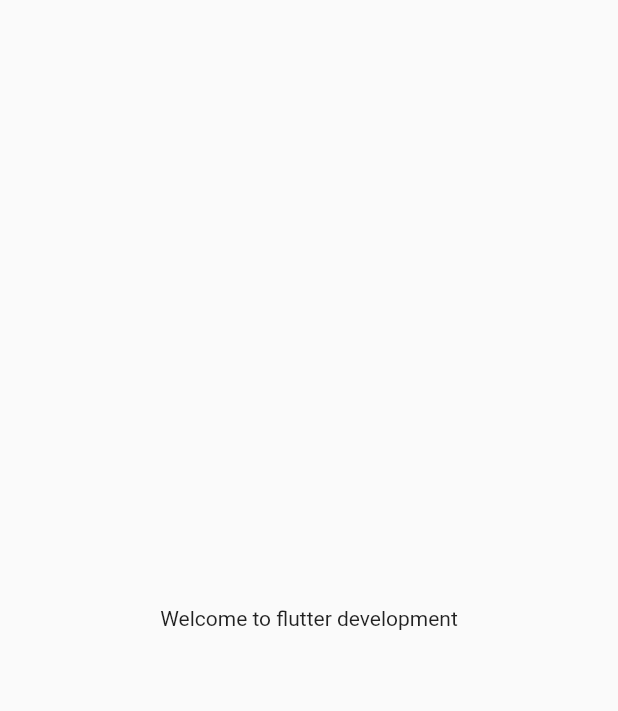
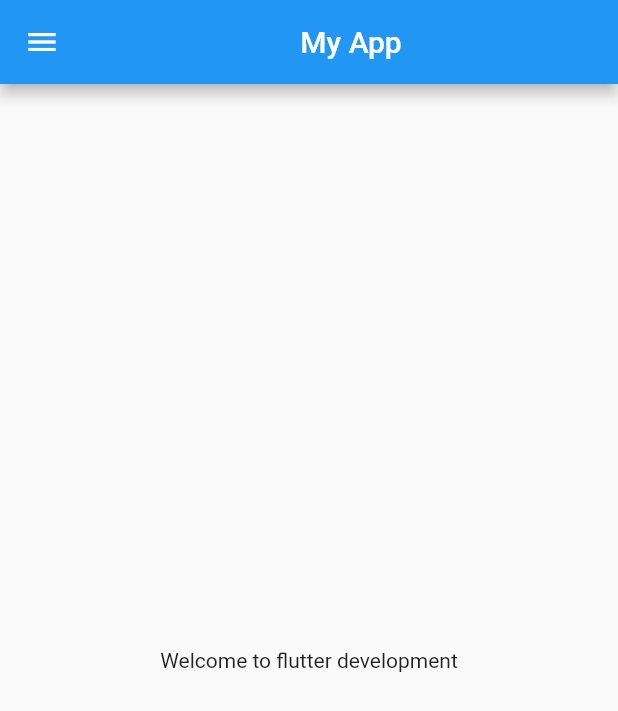
Before and after one commit to DineshAryal6063/flutter_training, a Flutter app: the screen it shows after launch, on a phone screen of 412 x 824 dp. Shown: the top 711 px of the screen. Run offline on Flutter 3.47's test engine with Material 2 defaults, Android fonts, the phone set to English and light mode, and no system bars.

Commit message:
day 2 completed

```diff
--- /dev/null
+++ b/lib/home_page.dart
@@ -0,0 +1,21 @@
+import 'package:flutter/material.dart';
+
+class HomePage extends StatelessWidget {
+  const HomePage({Key? key}) : super(key: key);
+
+  @override
+  Widget build(BuildContext context) {
+    String message = "Welcome to flutter development";
+    return Scaffold(
+      appBar: AppBar(
+        title: Center(child: Text("My App")),
+      ),
+      body: Center(
+        child: Container(
+          child: Text(message),
+        ),
+      ),
+      drawer: Drawer(),
+    );
+  }
+}
--- a/lib/main.dart
+++ b/lib/main.dart
@@ -1,4 +1,6 @@
+import 'package:first_app/home_page.dart';
 import 'package:flutter/material.dart';
+import 'home_page.dart';
 
 void main() {
   runApp(const MyApp());
@@ -9,15 +11,6 @@ class MyApp extends StatelessWidget {
 
   @override
   Widget build(BuildContext context) {
-    String message = "Welcome to flutter development";
-    return MaterialApp(
-      home: Material(
-        child: Center(
-          child: Container(
-            child: Text(message),
-          ),
-        ),
-      ),
-    );
+    return MaterialApp(home: HomePage());
   }
 }
```
